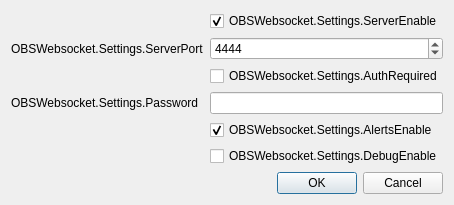
Old version of the form src/forms/settings-dialog.ui in the repository obsproject/obs-websocket.
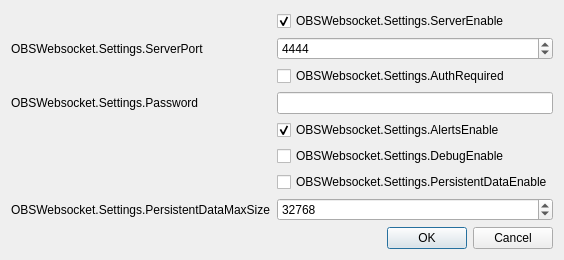
New version of the form.

Commit message:
Add functions to allow clients to store persistent data
This adds two new functions 'SetPersistentData' and 'GetPersistentData'
which allows clients to store and retrieve persistent data (e.g.
configuration values) to/from obs-websocket

Patch:
```diff
--- a/src/forms/settings-dialog.ui
+++ b/src/forms/settings-dialog.ui
@@ -99,6 +99,36 @@
 				 </property>
 			 </widget>
 		 </item>
+		 <item row="7" column="1">
+			 <widget class="QCheckBox" name="persistentDataEnabled">
+				 <property name="text">
+					 <string>OBSWebsocket.Settings.PersistentDataEnable</string>
+				 </property>
+				 <property name="checked">
+					 <bool>false</bool>
+				 </property>
+			 </widget>
+		 </item>
+		 <item row="8" column="0">
+			<widget class="QLabel" name="lbl_persistentDataMaxSize">
+			 <property name="text">
+				<string>OBSWebsocket.Settings.PersistentDataMaxSize</string>
+			 </property>
+			</widget>
+		 </item>
+		 <item row="8" column="1">
+			<widget class="QSpinBox" name="persistentDataMaxSize">
+			 <property name="minimum">
+				<number>0</number>
+			 </property>
+			 <property name="maximum">
+				<number>9999999</number>
+			 </property>
+			 <property name="value">
+				<number>32768</number>
+			 </property>
+			</widget>
+		 </item>
 		</layout>
 	 </item>
 	 <item>
```
The commit also changes 9 other files.
